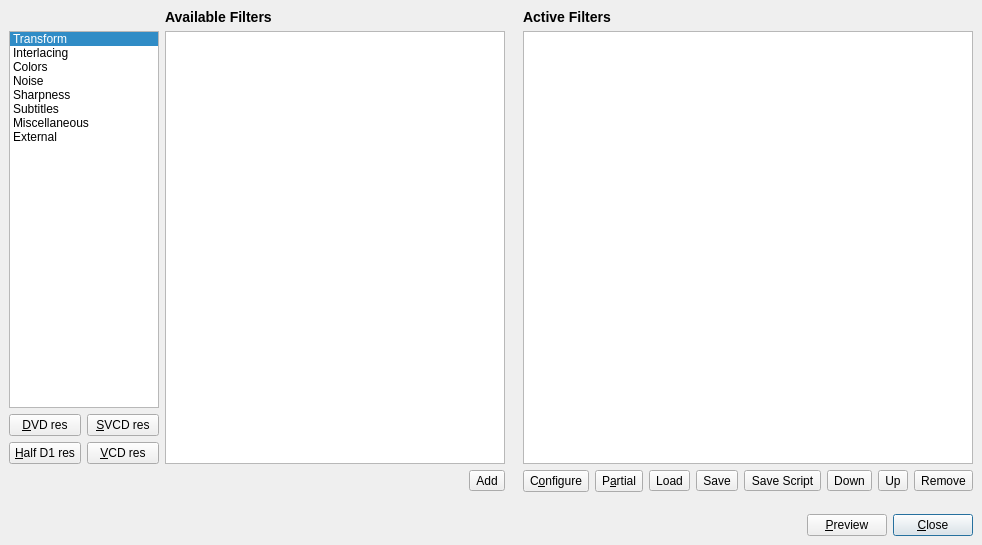
Qt form branches/avidemux_2.4_branch/avidemux/ADM_userInterfaces/ADM_QT4/ADM_filters/mainfilter.ui (BackupTheBerlios/avidemux-svn) before a commit.
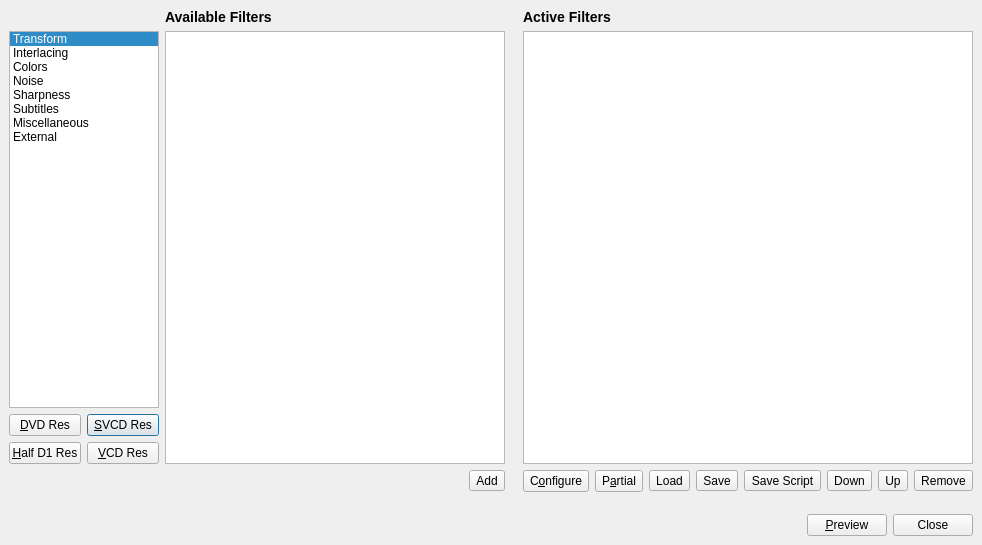
The same form after that commit. Icons and pictures are not drawn.

Commit message: [Qt] use buttonbox on filter manager window

The edit to the form file:
```diff
--- a/branches/avidemux_2.4_branch/avidemux/ADM_userInterfaces/ADM_QT4/ADM_filters/mainfilter.ui
+++ b/branches/avidemux_2.4_branch/avidemux/ADM_userInterfaces/ADM_QT4/ADM_filters/mainfilter.ui
@@ -58,7 +58,7 @@
           </size>
          </property>
          <property name="text" >
-          <string>&amp;SVCD res</string>
+          <string>&amp;SVCD Res</string>
          </property>
          <property name="icon" >
           <iconset resource="filter.qrc" >:/new/prefix1/icons/cd.png</iconset>
@@ -70,7 +70,7 @@
          <property name="sizePolicy" >
           <sizepolicy>
            <hsizetype>5</hsizetype>
-           <vsizetype>0</vsizetype>
+           <vsizetype>5</vsizetype>
            <horstretch>0</horstretch>
            <verstretch>0</verstretch>
           </sizepolicy>
@@ -82,7 +82,7 @@
           </size>
          </property>
          <property name="text" >
-          <string>&amp;VCD res</string>
+          <string>&amp;VCD Res</string>
          </property>
          <property name="icon" >
           <iconset resource="filter.qrc" >:/new/prefix1/icons/cd.png</iconset>
@@ -93,8 +93,8 @@
         <widget class="QPushButton" name="pushButtonHalfDVD" >
          <property name="sizePolicy" >
           <sizepolicy>
-           <hsizetype>7</hsizetype>
-           <vsizetype>5</vsizetype>
+           <hsizetype>5</hsizetype>
+           <vsizetype>0</vsizetype>
            <horstretch>0</horstretch>
            <verstretch>0</verstretch>
           </sizepolicy>
@@ -106,7 +106,7 @@
           </size>
          </property>
          <property name="text" >
-          <string>&amp;Half D1 res</string>
+          <string>&amp;Half D1 Res</string>
          </property>
          <property name="icon" >
           <iconset resource="filter.qrc" >:/new/prefix1/icons/cd.png</iconset>
@@ -130,7 +130,7 @@
           </size>
          </property>
          <property name="text" >
-          <string>&amp;DVD res</string>
+          <string>&amp;DVD Res</string>
          </property>
          <property name="icon" >
           <iconset resource="filter.qrc" >:/new/prefix1/icons/cd.png</iconset>
@@ -529,15 +529,20 @@
       </widget>
      </item>
      <item>
-      <widget class="QPushButton" name="buttonClose" >
-       <property name="text" >
-        <string>&amp;Close</string>
+      <widget class="QDialogButtonBox" name="buttonBox" >
+       <property name="sizePolicy" >
+        <sizepolicy>
+         <hsizetype>0</hsizetype>
+         <vsizetype>0</vsizetype>
+         <horstretch>0</horstretch>
+         <verstretch>0</verstretch>
+        </sizepolicy>
        </property>
-       <property name="icon" >
-        <iconset resource="filter.qrc" >:/new/prefix1/icons/close.png</iconset>
+       <property name="orientation" >
+        <enum>Qt::Horizontal</enum>
        </property>
-       <property name="default" >
-        <bool>true</bool>
+       <property name="standardButtons" >
+        <set>QDialogButtonBox::Close</set>
        </property>
       </widget>
      </item>
```
Left out of the diff: 22 changed lines with no effect on the pictures. The commit also changes 1 other file.
